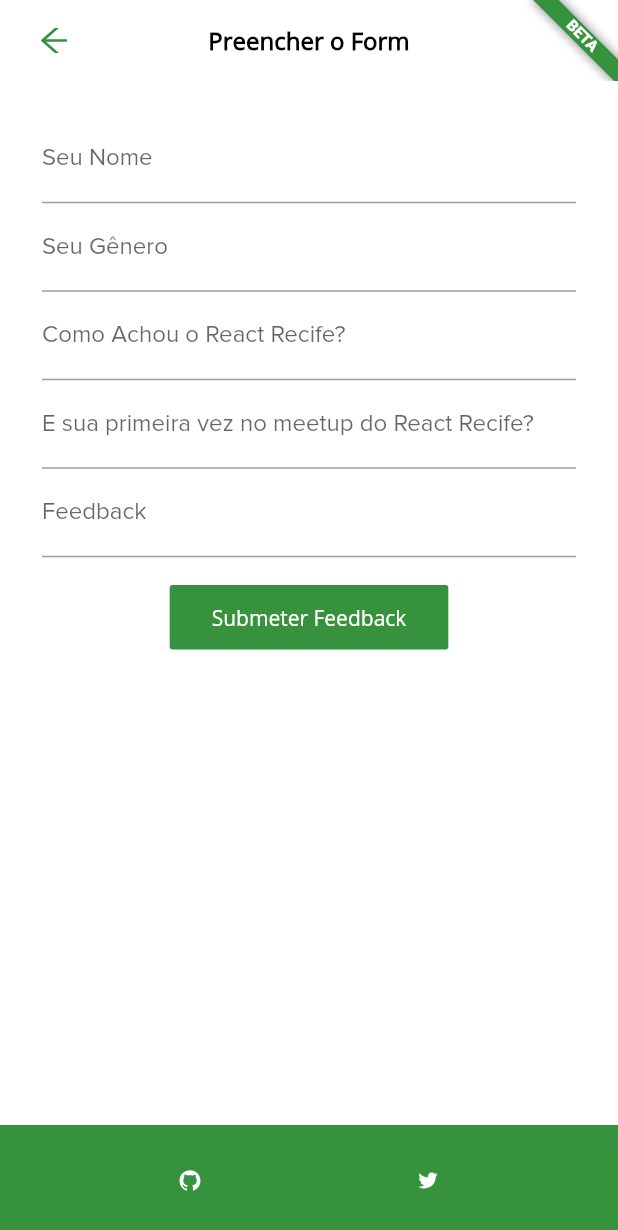
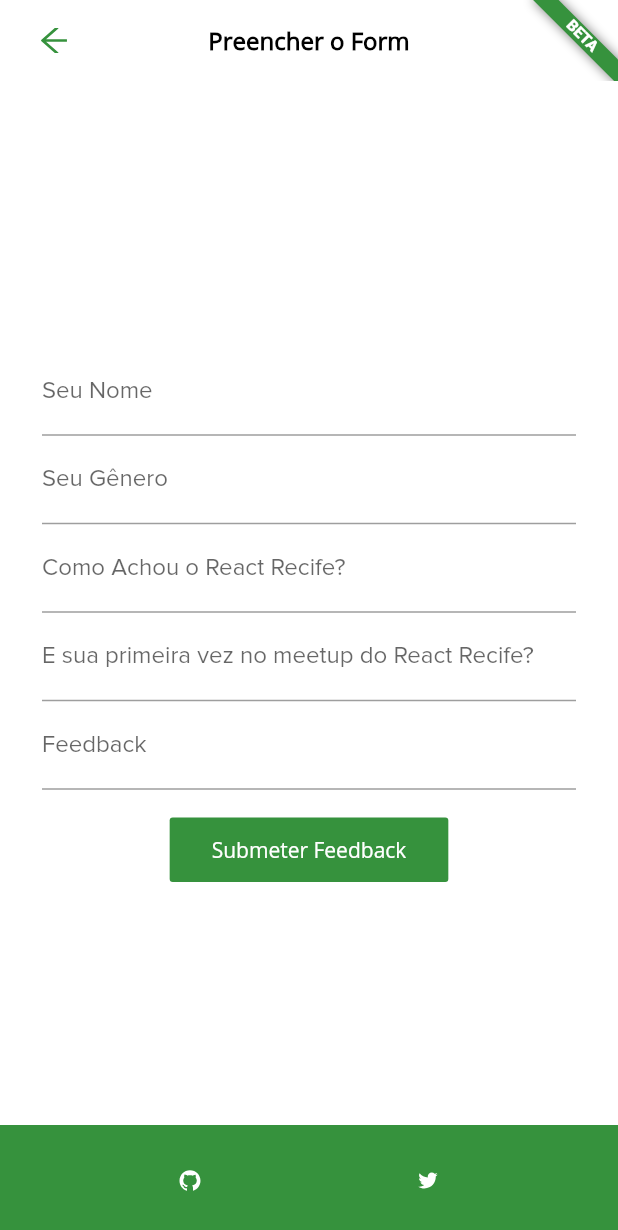
Before and after one commit to samuelematias/Formpad, a Flutter app: the FormPage screen opened by its route, on a phone screen of 412 x 824 dp. Shown: the top 1230 px of the screen. Run offline on Flutter 3.47's test engine with Material 2 defaults, Android fonts, the phone set to English and light mode, and no system bars; our stand-ins replace flutter_icons.

Commit message:
update formPage

```diff
--- a/lib/src/ui/form/form_page.dart
+++ b/lib/src/ui/form/form_page.dart
@@ -95,8 +95,7 @@
                       ),
                     ).paddingSymmetric(horizontal: Space.dodger_blue),
                   ),
-                  Expanded(
-                    child: ResponsiveLayout(
+                  ResponsiveLayout(
                     largeChild: Align(
                       alignment: Alignment.bottomRight,
                       child: Container(
@@ -115,7 +114,6 @@
                         padding: EdgeInsets.all(12.0),
                         child: SocialMedia(
                           size: MainAxisSize.max,
-                          ),
                         ),
                       ),
                     ),
```
Lines whose indentation alone changed are shown as unchanged.
